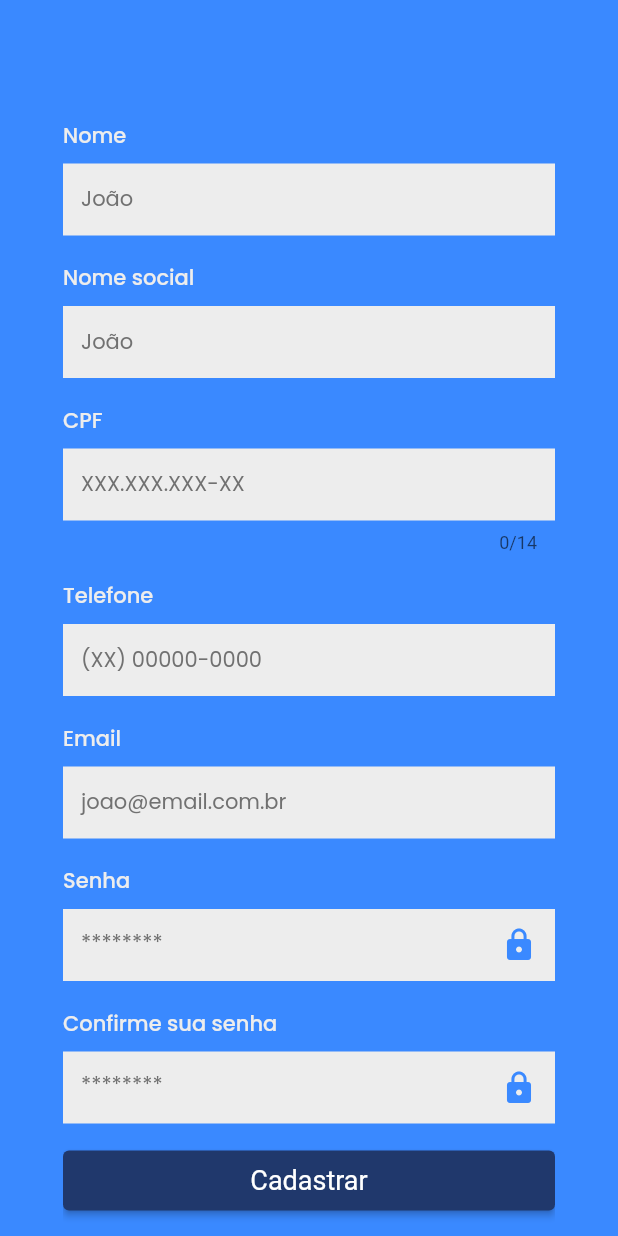
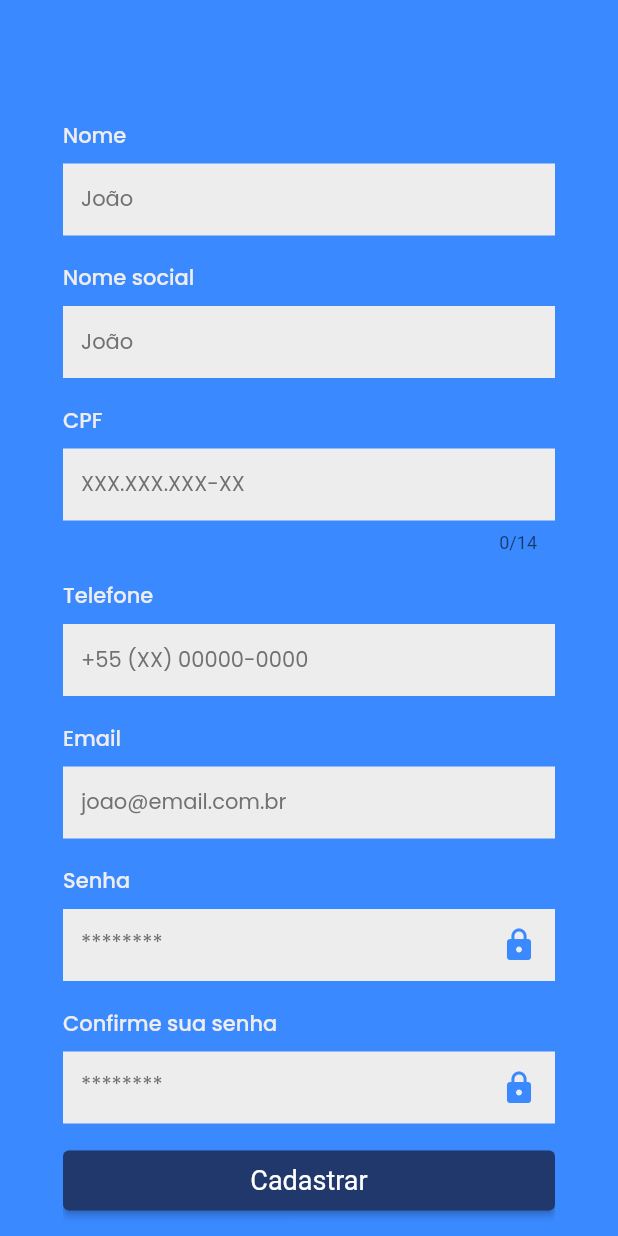
Before and after one commit to Alma-Fatec/mobile-alma, a Flutter app: the SignupPage screen opened directly, on a phone screen of 412 x 824 dp. Run offline on Flutter 3.47's test engine with Material 2 defaults, Android fonts, the phone set to English and light mode, and no system bars; our stand-ins replace flutter_multi_formatter, shared_preferences; missing offline and left inert: cpf_cnpj_validator; accounts and stored records are empty.

Commit message:
fix: phone hint and unnecessary stream controller

```diff
--- a/lib/blocs/signup_bloc.dart
+++ b/lib/blocs/signup_bloc.dart
@@ -5,7 +5,6 @@ import 'package:alma/repositories/user_repository.dart';
 
 class SignupBloc {
   final streamController = StreamController<bool>();
-  final toastController = StreamController<String>();
 
   Future signup(User user) async {
     try {
@@ -15,10 +14,8 @@ class SignupBloc {
       await _repository.signup(user);
 
       streamController.sink.add(false);
-      toastController.sink.add("Cadastro realizado com sucesso");
     } catch (e) {
       streamController.sink.add(false);
-      toastController.sink.add(e.toString());
       rethrow;
     }
   }
--- a/lib/pages/signup_page/widgets/signup_form_widget.dart
+++ b/lib/pages/signup_page/widgets/signup_form_widget.dart
@@ -63,7 +63,7 @@ class _SignupFormState extends State<SignupForm> {
           const SizedBox(height: 18),
           CustomTextFormField(
             label: "Telefone",
-            hint: "(XX) 00000-0000",
+            hint: "+55 (XX) 00000-0000",
             textEditingController: phoneController,
             validator: (value) =>
                 _checkValueIsNotEmpty(value, "Digite seu telefone"),
```
